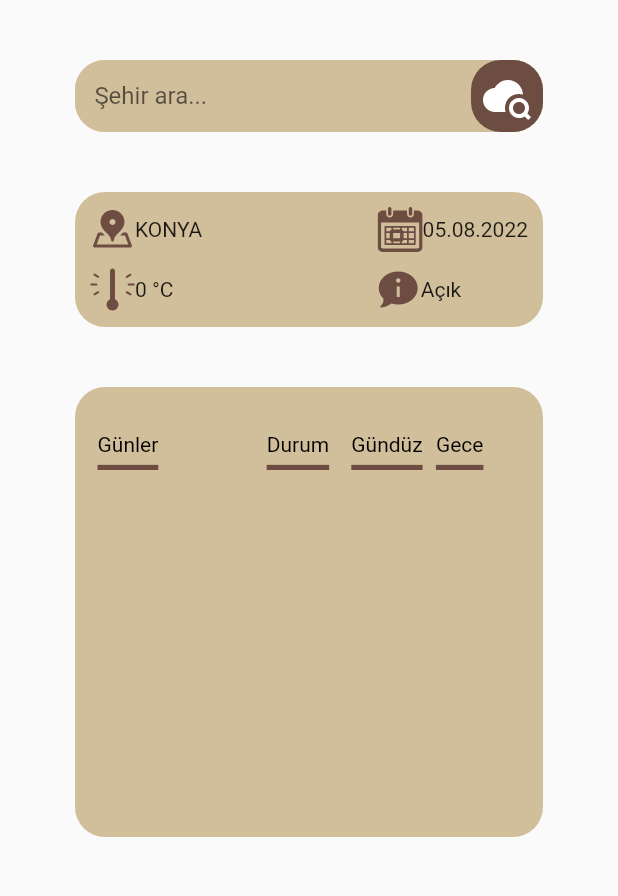
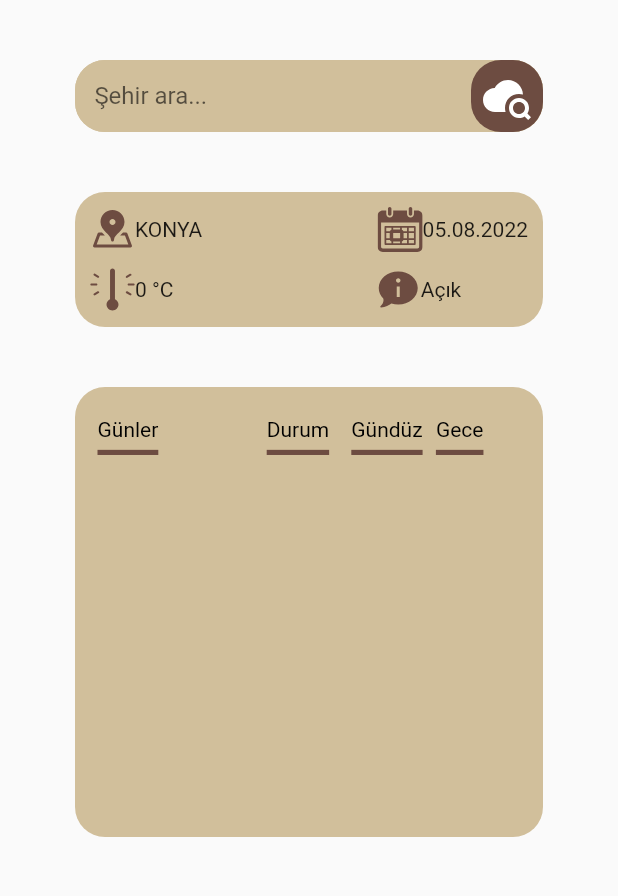
Before and after one commit to asimolpiq/weatergoo, a Flutter app: the screen it shows after launch, on a phone screen of 412 x 824 dp, the part 180-1076 px from its top. Run offline on Flutter 3.47's test engine with Material 2 defaults, Android fonts, the light colour scheme and no system bars; drawn by our look-alikes of searchfield; our stand-ins replace dio, flutter_svg; network calls fail.

Commit message:
first commit

```diff
--- a/lib/product/padding.dart
+++ b/lib/product/padding.dart
@@ -4,6 +4,6 @@ class ProjectPaddings {
   final EdgeInsets minPadding = const EdgeInsets.all(5);
   final EdgeInsets midPadding = const EdgeInsets.all(10);
   final EdgeInsets maxPadding = const EdgeInsets.all(20);
-  final EdgeInsets boxPadding = const EdgeInsets.symmetric(vertical: 30, horizontal: 5);
+  final EdgeInsets boxPadding = const EdgeInsets.symmetric(vertical: 20, horizontal: 5);
   final BorderRadius radius20 = BorderRadius.circular(20);
 }
```
Also changed, not shown: 4 other files.
